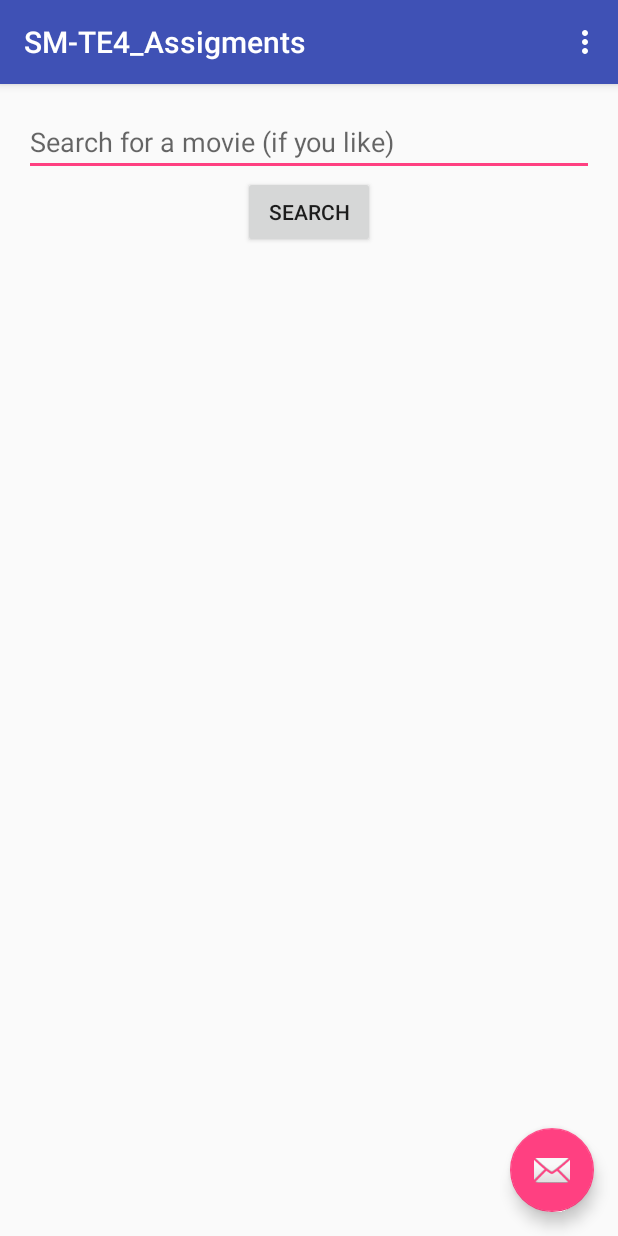
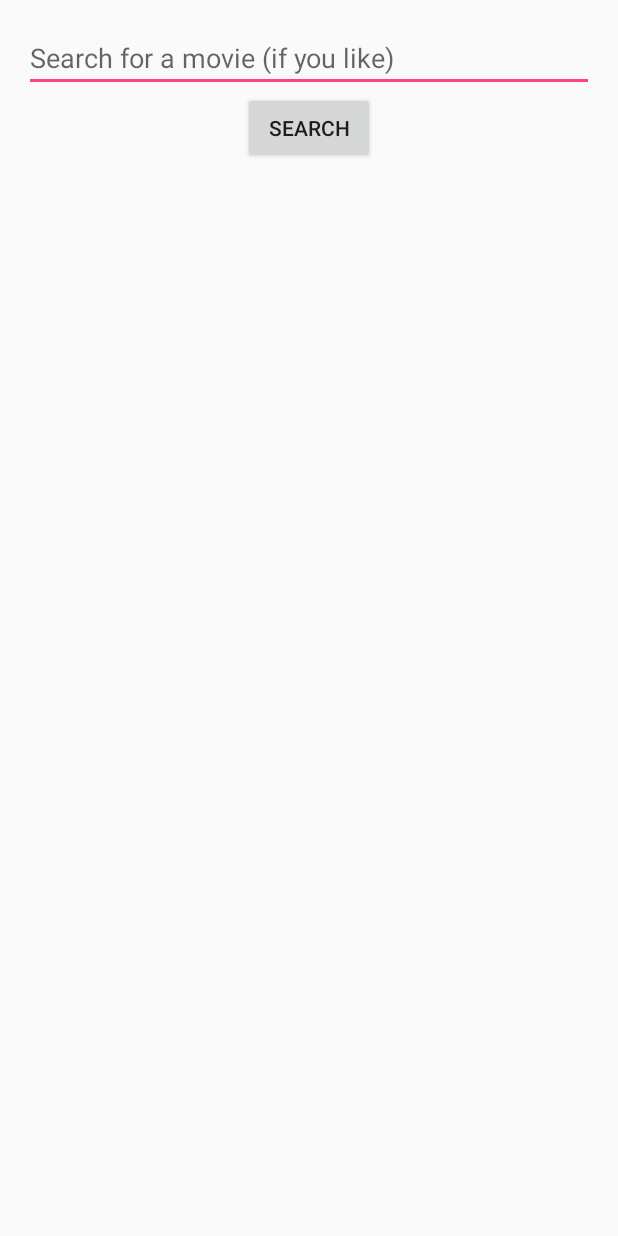
Before and after one commit to Merikw/SM-TE4_Assigments, an Android app: the screen it shows after launch (HomeActivity), on a phone screen of 412 x 824 dp. Run offline under Robolectric (Android 15) with nearby library versions, the phone set to English and light mode, and no system bars; libraries missing offline, so code that uses them is left out: android.support.v7.

Commit message:
Colors whoe!

```diff
--- a/app/build.gradle
+++ b/app/build.gradle
@@ -30,5 +30,6 @@ dependencies {
     })
     compile 'com.android.support:appcompat-v7:25.0.0'
     compile 'com.android.support:design:25.0.0'
+    compile 'com.android.support:palette-v7:25.1.1'
     testCompile 'junit:junit:4.12'
 }
--- a/app/src/main/res/layout/activity_home.xml
+++ b/app/src/main/res/layout/activity_home.xml
@@ -12,23 +12,9 @@
         android:layout_height="wrap_content"
         android:theme="@style/AppTheme.AppBarOverlay">
 
-        <android.support.v7.widget.Toolbar
-            android:id="@+id/toolbar"
-            android:layout_width="match_parent"
-            android:layout_height="?attr/actionBarSize"
-            android:background="?attr/colorPrimary"
-            app:popupTheme="@style/AppTheme.PopupOverlay" />
 
     </android.support.design.widget.AppBarLayout>
 
     <include layout="@layout/content_home" />
 
-    <android.support.design.widget.FloatingActionButton
-        android:id="@+id/fab"
-        android:layout_width="wrap_content"
-        android:layout_height="wrap_content"
-        android:layout_gravity="bottom|end"
-        android:layout_margin="@dimen/fab_margin"
-        app:srcCompat="@android:drawable/ic_dialog_email" />
-
 </android.support.design.widget.CoordinatorLayout>
--- a/build.gradle
+++ b/build.gradle
@@ -6,7 +6,6 @@ buildscript {
     }
     dependencies {
         classpath 'com.android.tools.build:gradle:2.2.2'
-
         // NOTE: Do not place your application dependencies here; they belong
         // in the individual module build.gradle files
     }
```
Also changed, not shown: app/src/main/java/com/westerveld/merik/sm_te4_assigments/HomeActivity.java (+28 -13 lines).
